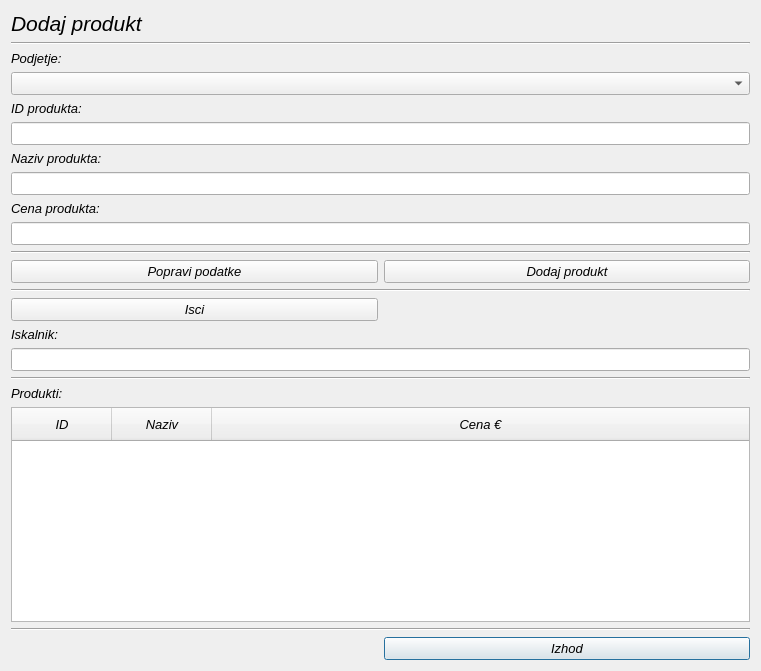
Before: the Qt Designer form dodajprodukt.ui in MaxMaxy/racun, drawn with Qt 5.
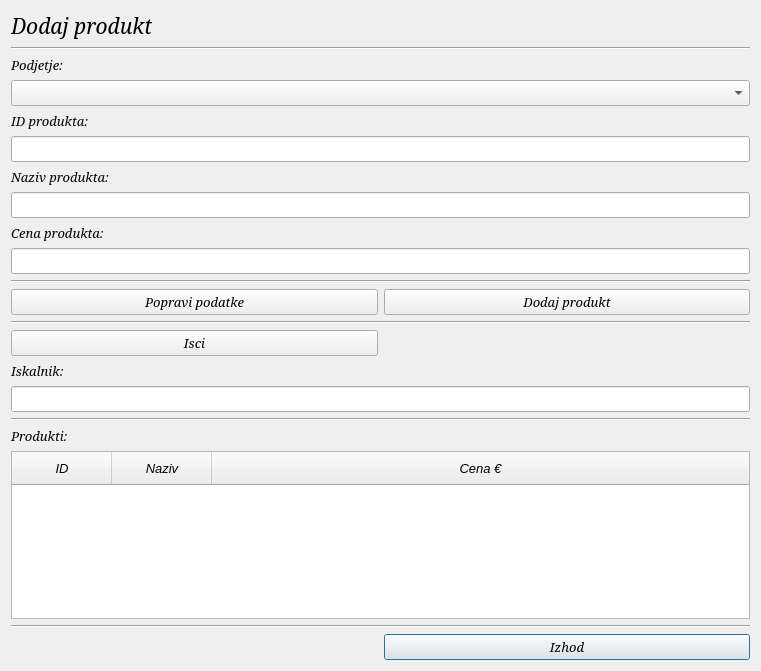
After: the same form once the commit is applied.

Diff of the .ui file:
```diff
--- a/dodajprodukt.ui
+++ b/dodajprodukt.ui
@@ -12,7 +12,7 @@
   </property>
   <property name="font">
    <font>
-    <family>MS Sans Serif</family>
+    <family>Serif</family>
     <pointsize>10</pointsize>
     <italic>true</italic>
    </font>
@@ -25,7 +25,7 @@
     <widget class="QPushButton" name="pushButton">
      <property name="font">
       <font>
-       <family>MS Sans Serif</family>
+       <family>Serif</family>
        <italic>true</italic>
       </font>
      </property>
@@ -38,7 +38,7 @@
     <widget class="QComboBox" name="comboBox_podjetje">
      <property name="font">
       <font>
-       <family>MS Sans Serif</family>
+       <family>Serif</family>
        <pointsize>10</pointsize>
        <italic>true</italic>
       </font>
@@ -49,7 +49,7 @@
     <widget class="QLabel" name="label">
      <property name="font">
       <font>
-       <family>MS Sans Serif</family>
+       <family>Serif</family>
        <pointsize>16</pointsize>
        <italic>true</italic>
       </font>
@@ -63,7 +63,7 @@
     <widget class="QLabel" name="label_7">
      <property name="font">
       <font>
-       <family>MS Sans Serif</family>
+       <family>Serif</family>
        <italic>true</italic>
       </font>
      </property>
@@ -79,7 +79,7 @@
     <widget class="QLabel" name="label_3">
      <property name="font">
       <font>
-       <family>MS Sans Serif</family>
+       <family>Serif</family>
        <italic>true</italic>
       </font>
      </property>
@@ -95,7 +95,7 @@
     <widget class="QLabel" name="label_2">
      <property name="font">
       <font>
-       <family>MS Sans Serif</family>
+       <family>Serif</family>
        <italic>true</italic>
       </font>
      </property>
@@ -111,7 +111,7 @@
     <widget class="QLineEdit" name="lineEdit_cena">
      <property name="font">
       <font>
-       <family>MS Sans Serif</family>
+       <family>Serif</family>
        <pointsize>10</pointsize>
        <italic>true</italic>
       </font>
@@ -122,7 +122,7 @@
     <widget class="Line" name="line_4">
      <property name="font">
       <font>
-       <family>MS Sans Serif</family>
+       <family>Serif</family>
        <italic>true</italic>
       </font>
      </property>
@@ -135,7 +135,7 @@
     <widget class="QLineEdit" name="lineEdit_nazivProdukta">
      <property name="font">
       <font>
-       <family>MS Sans Serif</family>
+       <family>Serif</family>
        <pointsize>10</pointsize>
        <italic>true</italic>
       </font>
@@ -146,7 +146,7 @@
     <widget class="QPushButton" name="pushButton_popravi">
      <property name="font">
       <font>
-       <family>MS Sans Serif</family>
+       <family>Serif</family>
        <italic>true</italic>
       </font>
      </property>
@@ -159,7 +159,7 @@
     <widget class="QTreeWidget" name="treeWidget">
      <property name="font">
       <font>
-       <family>MS Sans Serif</family>
+       <family>Serif</family>
        <pointsize>10</pointsize>
        <italic>true</italic>
       </font>
@@ -218,7 +218,7 @@
     <widget class="Line" name="line_2">
      <property name="font">
       <font>
-       <family>MS Sans Serif</family>
+       <family>Serif</family>
        <italic>true</italic>
       </font>
      </property>
@@ -231,7 +231,7 @@
     <widget class="QPushButton" name="pushButton_dodaj">
      <property name="font">
       <font>
-       <family>MS Sans Serif</family>
+       <family>Serif</family>
        <italic>true</italic>
       </font>
      </property>
@@ -244,7 +244,7 @@
     <widget class="QLabel" name="label_6">
      <property name="font">
       <font>
-       <family>MS Sans Serif</family>
+       <family>Serif</family>
        <italic>true</italic>
       </font>
      </property>
@@ -260,7 +260,7 @@
     <widget class="QLineEdit" name="lineEdit_id">
      <property name="font">
       <font>
-       <family>MS Sans Serif</family>
+       <family>Serif</family>
        <pointsize>10</pointsize>
        <italic>true</italic>
       </font>
@@ -271,7 +271,7 @@
     <widget class="QLineEdit" name="lineEdit_isci">
      <property name="font">
       <font>
-       <family>MS Sans Serif</family>
+       <family>Serif</family>
        <pointsize>10</pointsize>
        <italic>true</italic>
       </font>
@@ -282,7 +282,7 @@
     <widget class="QLabel" name="label_5">
      <property name="font">
       <font>
-       <family>MS Sans Serif</family>
+       <family>Serif</family>
        <italic>true</italic>
       </font>
      </property>
@@ -298,7 +298,7 @@
     <widget class="QLabel" name="label_4">
      <property name="font">
       <font>
-       <family>MS Sans Serif</family>
+       <family>Serif</family>
        <italic>true</italic>
       </font>
      </property>
@@ -314,7 +314,7 @@
     <widget class="Line" name="line_3">
      <property name="font">
       <font>
-       <family>MS Sans Serif</family>
+       <family>Serif</family>
        <italic>true</italic>
       </font>
      </property>
@@ -327,7 +327,7 @@
     <widget class="Line" name="line_5">
      <property name="font">
       <font>
-       <family>MS Sans Serif</family>
+       <family>Serif</family>
        <italic>true</italic>
       </font>
      </property>
@@ -341,6 +341,11 @@
      <property name="enabled">
       <bool>true</bool>
      </property>
+     <property name="font">
+      <font>
+       <family>Serif</family>
+      </font>
+     </property>
      <property name="text">
       <string>Isci</string>
      </property>
@@ -350,7 +355,7 @@
     <widget class="Line" name="line">
      <property name="font">
       <font>
-       <family>MS Sans Serif</family>
+       <family>Serif</family>
        <italic>true</italic>
       </font>
      </property>
```
